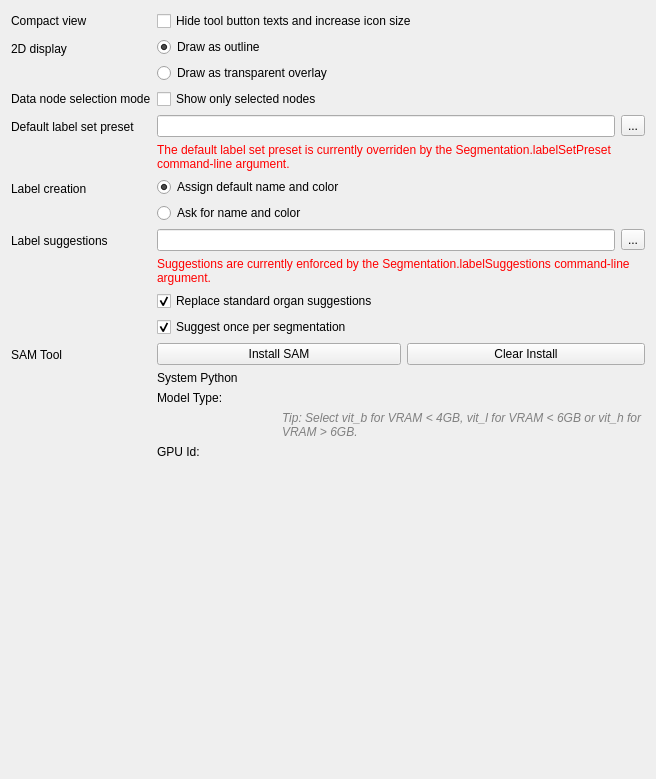
Old version of the form Plugins/org.mitk.gui.qt.segmentation/src/QmitkSegmentationPreferencePageControls.ui in the repository MITK/MITK.
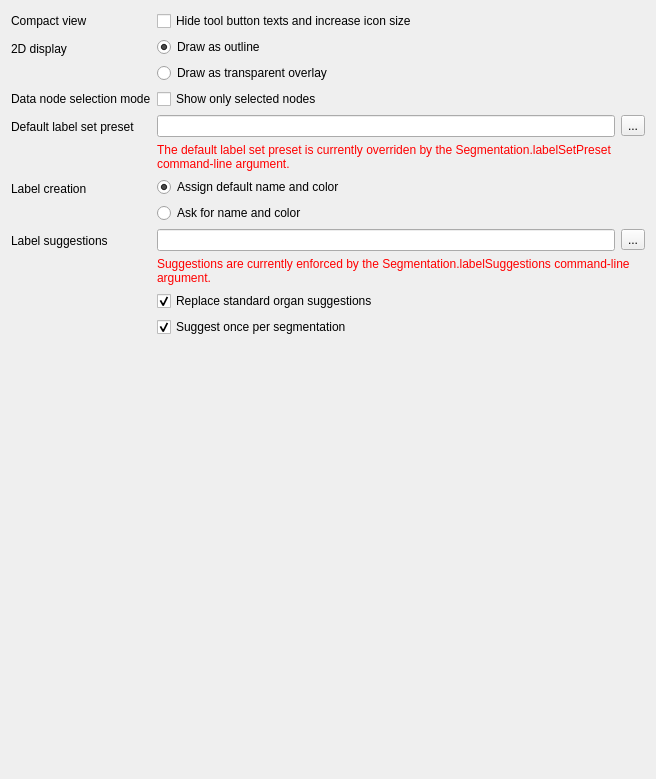
New version of the form. Custom widgets are drawn as their Qt base class.

Commit message: Move SAM tool Preferences to dedicated UI page

What changed in the file:
```diff
--- a/Plugins/org.mitk.gui.qt.segmentation/src/QmitkSegmentationPreferencePageControls.ui
+++ b/Plugins/org.mitk.gui.qt.segmentation/src/QmitkSegmentationPreferencePageControls.ui
@@ -209,103 +209,7 @@
      </property>
     </widget>
    </item>
-   <item row="8" column="0">
-    <widget class="QLabel" name="SAMLabel">
-     <property name="text">
-      <string>SAM Tool</string>
-     </property>
-    </widget>
-   </item>
    <item row="8" column="1">
-    <layout class="QGridLayout" name="gridLayout_2">
-     <item row="0" column="0" colspan="2">
-      <widget class="QPushButton" name="installSAMButton">
-       <property name="sizePolicy">
-        <sizepolicy hsizetype="Minimum" vsizetype="Fixed">
-         <horstretch>0</horstretch>
-         <verstretch>0</verstretch>
-        </sizepolicy>
-       </property>
-       <property name="text">
-        <string>Install SAM</string>
-       </property>
-      </widget>
-     </item>
-     <item row="0" column="2" colspan="2">
-      <widget class="QPushButton" name="clearSAMButton">
-       <property name="sizePolicy">
-        <sizepolicy hsizetype="Minimum" vsizetype="Fixed">
-         <horstretch>0</horstretch>
-         <verstretch>0</verstretch>
-        </sizepolicy>
-       </property>
-       <property name="text">
-        <string>Clear Install</string>
-       </property>
-      </widget>
-     </item>
-     <item row="1" column="0">
-      <widget class="QLabel" name="pythonLabel">
-       <property name="text">
-        <string>System Python</string>
-       </property>
-      </widget>
-     </item>
-     <item row="1" column="1" colspan="3">
-      <widget class="ctkComboBox" name="sysPythonComboBox" native="true"/>
-     </item>
-     <item row="2" column="0">
-      <widget class="QLabel" name="samModelTypeLabel">
-       <property name="text">
-        <string>Model Type:</string>
-       </property>
-      </widget>
-     </item>
-     <item row="2" column="1" colspan="3">
-      <widget class="ctkComboBox" name="samModelTypeComboBox" native="true"/>
-     </item>
-     <item row="3" column="1" colspan="3">
-      <widget class="QLabel" name="samModelTipLabel">
-       <property name="text">
-        <string>&lt;html&gt;&lt;head/&gt;&lt;body&gt;&lt;p&gt;&lt;span style=&quot; font-style:italic; color:#808080;&quot;&gt;Tip: Select vit_b for VRAM &amp;lt; 4GB, vit_l for VRAM &amp;lt; 6GB or vit_h for VRAM &amp;gt; 6GB.&lt;/span&gt;&lt;/p&gt;&lt;/body&gt;&lt;/html&gt;</string>
-       </property>
-       <property name="textFormat">
-        <enum>Qt::RichText</enum>
-       </property>
-       <property name="wordWrap">
-        <bool>true</bool>
-       </property>
-      </widget>
-     </item>
-     <item row="4" column="1" colspan="3">
-      <widget class="ctkComboBox" name="gpuComboBox" native="true"/>
-     </item>
-     <item row="4" column="0">
-      <widget class="QLabel" name="gpuSpinLabel">
-       <property name="sizePolicy">
-        <sizepolicy hsizetype="Preferred" vsizetype="Preferred">
-         <horstretch>0</horstretch>
-         <verstretch>0</verstretch>
-        </sizepolicy>
-       </property>
-       <property name="text">
-        <string>GPU Id:</string>
-       </property>
-      </widget>
-     </item>
-     <item row="5" column="0" colspan="4">
-      <widget class="QLabel" name="samInstallStatusLabel">
-       <property name="textFormat">
-        <enum>Qt::RichText</enum>
-       </property>
-       <property name="wordWrap">
-        <bool>true</bool>
-       </property>
-      </widget>
-     </item>
-    </layout>
-   </item>
-   <item row="9" column="1">
     <spacer name="verticalSpacer">
      <property name="orientation">
       <enum>Qt::Vertical</enum>
@@ -320,13 +224,6 @@
    </item>
   </layout>
  </widget>
- <customwidgets>
-  <customwidget>
-   <class>ctkComboBox</class>
-   <extends>QWidget</extends>
-   <header>ctkcombobox.h</header>
-  </customwidget>
- </customwidgets>
  <resources/>
  <connections/>
  <buttongroups>
```
Left out of the diff: 2 changed lines with no effect on the pictures. The commit also changes 9 other files.
